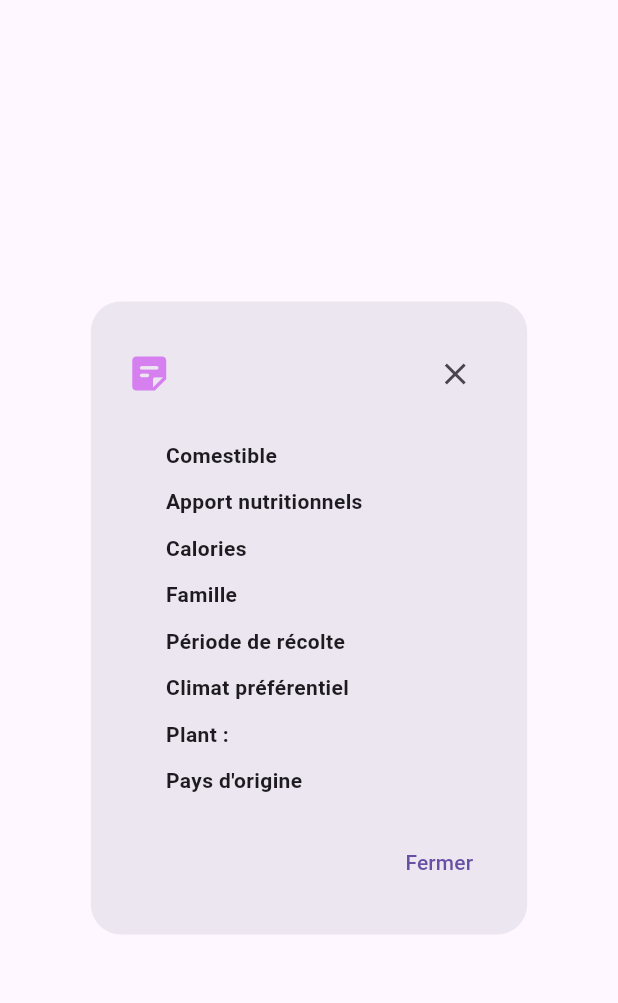
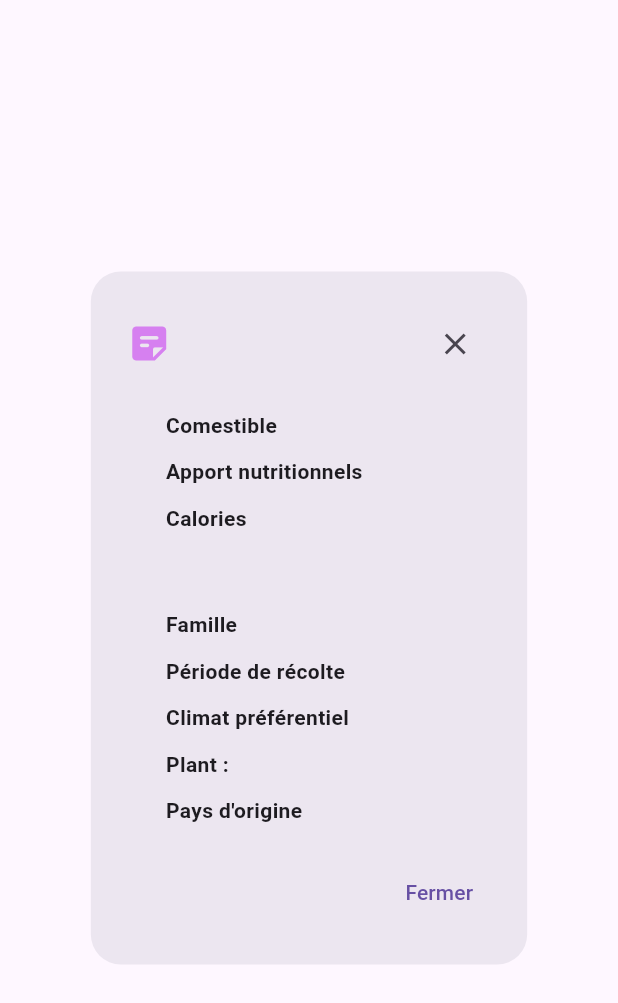
Before and after one commit to IUTNancyCharlemagne/huggingface-api-TanguyFox, a Flutter app: what buildPopUpInfo() shows on an empty page, opened directly with empty values, on a phone screen of 412 x 824 dp. Shown: the top 1003 px of the screen. Run offline on Flutter 3.47's test engine with Material 3 defaults, Android fonts, the phone set to English and light mode, and no system bars; our stand-ins replace cached_network_image, carousel_slider, dio, flutter_linkify, image_cropper, image_picker and 3 more; missing offline and left inert: camera_web, empty_widget, image_picker_for_web; network calls fail.

Commit message:
Split infos in popup

```diff
--- a/lib/widgets.dart
+++ b/lib/widgets.dart
@@ -136,7 +136,7 @@ Widget buildPopUpInfo(dynamic infos, BuildContext context) {
             buildInfoRow("Apport nutritionnels", infos['health'], 58),
             const SizedBox(height: 10),
             buildInfoRow("Calories", infos['calorie'], 137),
-            const SizedBox(height: 10),
+            const SizedBox(height: 50),
             buildInfoRow("Famille", infos['family'], 142),
             const SizedBox(height: 10),
             buildInfoRow("Période de récolte", infos['harvest'], 70),
```
